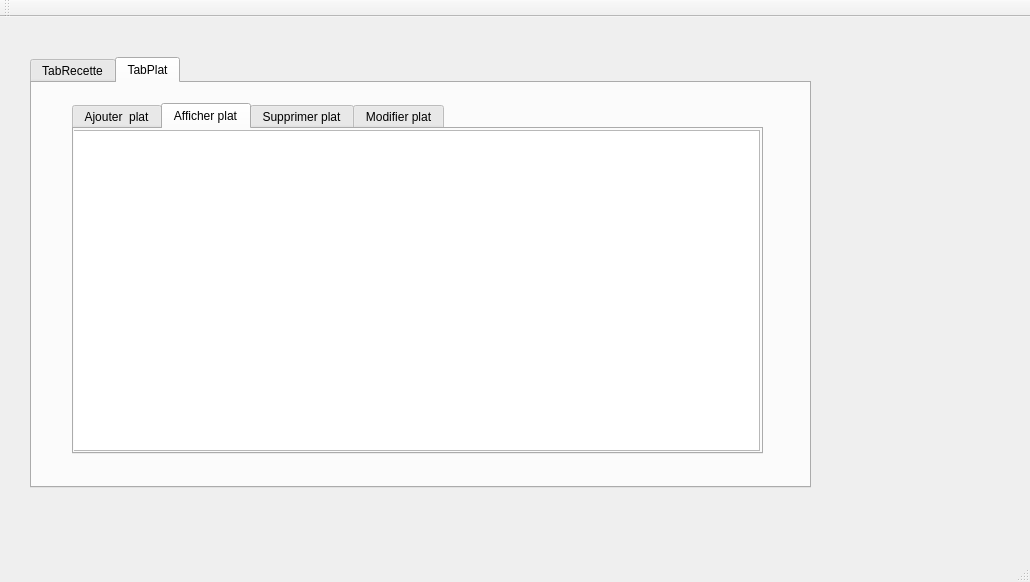
Before: the Qt Designer form mainwindow.ui in ImenBenMansour/Smart_Restaurant_2A21, drawn with Qt 5.
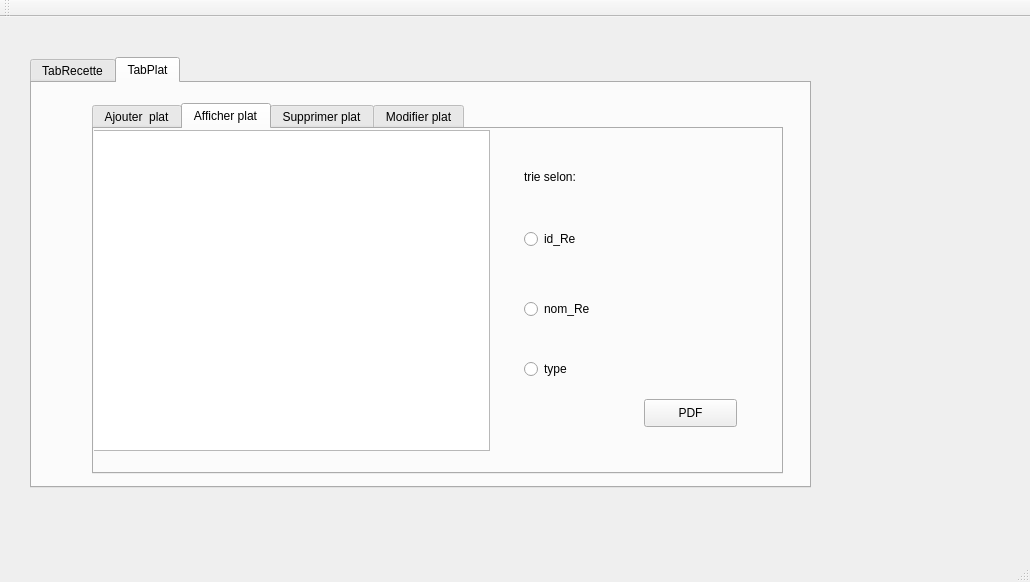
After: the same form once the commit is applied. The open tabs and pages were chosen to show the change.

The edit to the form file:
```diff
--- a/mainwindow.ui
+++ b/mainwindow.ui
@@ -340,10 +340,10 @@
      <widget class="QTabWidget" name="tabPLat_1">
       <property name="geometry">
        <rect>
-        <x>40</x>
+        <x>60</x>
         <y>20</y>
         <width>691</width>
-        <height>351</height>
+        <height>371</height>
        </rect>
       </property>
       <property name="currentIndex">
@@ -491,11 +491,76 @@
          <rect>
           <x>-5</x>
           <y>1</y>
-          <width>691</width>
+          <width>401</width>
           <height>321</height>
          </rect>
         </property>
        </widget>
+       <widget class="QLabel" name="label_30">
+        <property name="geometry">
+         <rect>
+          <x>430</x>
+          <y>40</y>
+          <width>81</width>
+          <height>16</height>
+         </rect>
+        </property>
+        <property name="text">
+         <string>trie selon:</string>
+        </property>
+       </widget>
+       <widget class="QRadioButton" name="rb_tid">
+        <property name="geometry">
+         <rect>
+          <x>430</x>
+          <y>100</y>
+          <width>95</width>
+          <height>20</height>
+         </rect>
+        </property>
+        <property name="text">
+         <string>id_Re</string>
+        </property>
+       </widget>
+       <widget class="QRadioButton" name="rb_tn">
+        <property name="geometry">
+         <rect>
+          <x>430</x>
+          <y>170</y>
+          <width>95</width>
+          <height>20</height>
+         </rect>
+        </property>
+        <property name="text">
+         <string>nom_Re</string>
+        </property>
+       </widget>
+       <widget class="QRadioButton" name="rb_tt">
+        <property name="geometry">
+         <rect>
+          <x>430</x>
+          <y>230</y>
+          <width>95</width>
+          <height>20</height>
+         </rect>
+        </property>
+        <property name="text">
+         <string>type</string>
+        </property>
+       </widget>
+       <widget class="QPushButton" name="pb_pdf">
+        <property name="geometry">
+         <rect>
+          <x>550</x>
+          <y>270</y>
+          <width>93</width>
+          <height>28</height>
+         </rect>
+        </property>
+        <property name="text">
+         <string>PDF</string>
+        </property>
+       </widget>
       </widget>
       <widget class="QWidget" name="tab_13">
        <attribute name="title">
```
Left out of the diff: 194 changed lines with no effect on the pictures.
